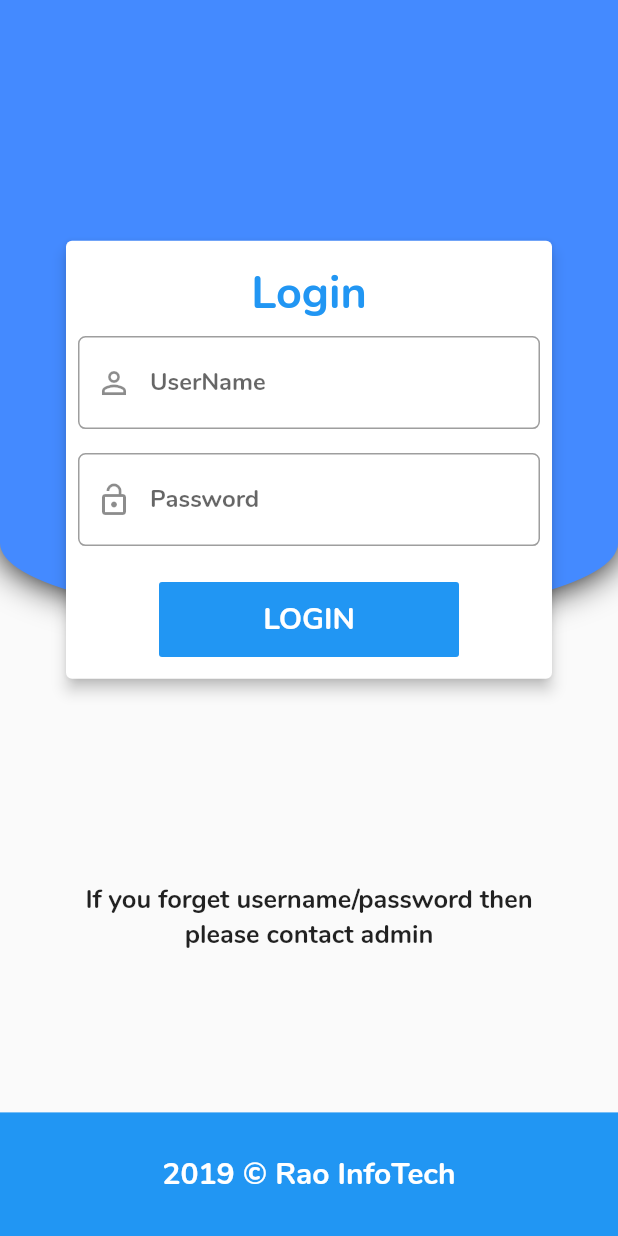
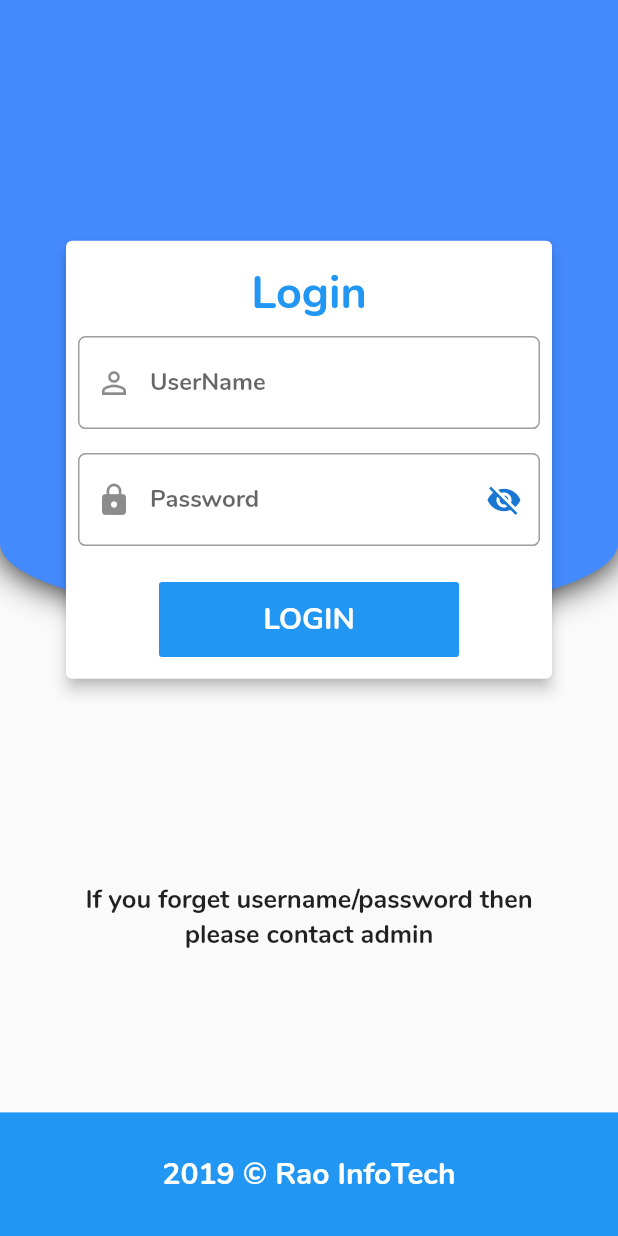
Before and after one commit to VM8198/flutter_attendence, a Flutter app: the screen it shows after launch, on a phone screen of 412 x 824 dp. Run offline on Flutter 3.47's test engine with Material 2 defaults, Android fonts, the phone set to English and light mode, and no system bars; our stand-ins replace date_format, shared_preferences.

```diff
--- a/lib/main.dart
+++ b/lib/main.dart
@@ -47,6 +47,13 @@ class MyHomePage extends StatefulWidget {
 }
 
 class _MyHomePageState extends State<MyHomePage> {
+
+  bool passwordVisible;
+  @override
+  void initState() {
+    passwordVisible = false;
+  }
+
   final userNameController = TextEditingController();
   final passwordController = TextEditingController();
   @override
@@ -126,15 +133,32 @@ class _MyHomePageState extends State<MyHomePage> {
                             padding: const EdgeInsets.all(8.0),
                             child: TextFormField(
                               controller: passwordController,
-                              obscureText: true,
+                              obscureText: !passwordVisible,
                               decoration: InputDecoration(
-                                  prefixIcon: Icon(Icons.lock_open),
+                                  prefixIcon: Icon(Icons.lock),
                                   hintText: 'Password',
+                                  suffixIcon: IconButton(
+                                  icon: Icon(
+                                    // Based on passwordVisible state choose the icon
+                                    passwordVisible
+                                    ? Icons.visibility
+                                    : Icons.visibility_off,
+                                    color: Theme.of(context).primaryColorDark,
+                                    ),
+                                  onPressed: () {
+                                    //toogle the state of passwordVisible variable
+                                    setState(() {
+                                        passwordVisible = !passwordVisible;
+                                    });
+                                  },
+                                  ),
                                   border: OutlineInputBorder(
                                       borderRadius: BorderRadius.all(
                                           Radius.circular(radius)))),
+
                             ),
                           ),
+
                           Padding(
                             padding: EdgeInsets.symmetric(vertical: 8),
                           ),
```
